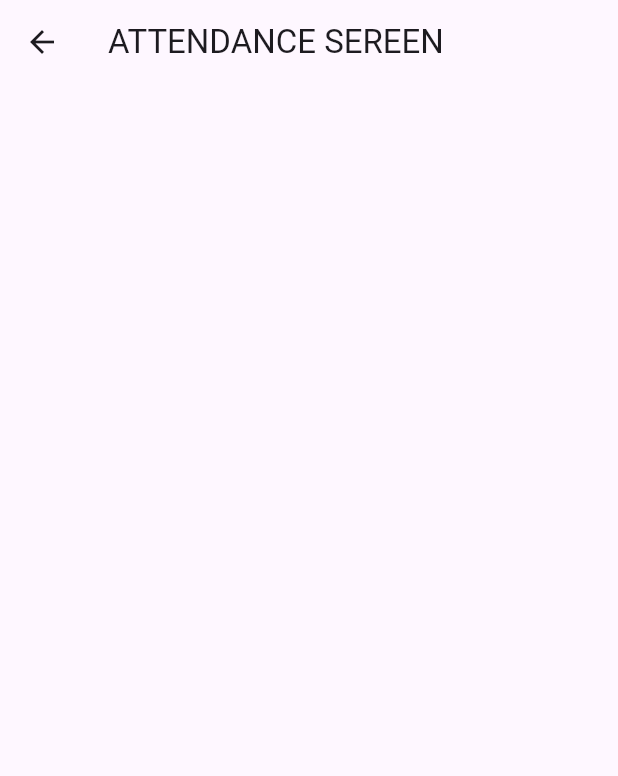
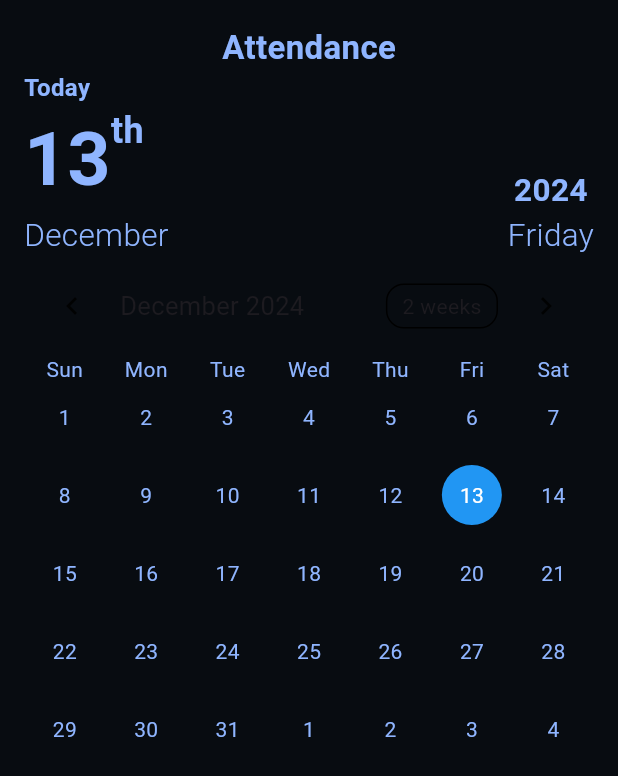
Before and after one commit to Aiinhome-Aivista/HRMS, a Flutter app: the Attandancescreen screen opened directly, on a phone screen of 412 x 824 dp. Shown: the top 776 px of the screen. Run offline on Flutter 3.47's test engine with Material 3 defaults, Android fonts, the phone set to English and light mode, and no system bars; drawn by our look-alikes of table_calendar; our stand-ins replace flutter_svg, geocoding, geolocator.

Commit message:
attendance page

```diff
--- a/lib/utils/Screens/attandanceScreen.dart
+++ b/lib/utils/Screens/attandanceScreen.dart
@@ -1,4 +1,6 @@
 import 'package:flutter/material.dart';
+import 'package:flutter_svg/svg.dart';
+import 'package:hrms/utils/Widget/dateDisplay.dart';
 
 class Attandancescreen extends StatefulWidget {
   const Attandancescreen({super.key});
@@ -8,11 +10,146 @@ class Attandancescreen extends StatefulWidget {
 }
 
 class _AttandancescreenState extends State<Attandancescreen> {
+  double _xOffset = 0;
+  double _yOffset = 0;
+
+  // The distance threshold to consider it as a "swipe"
+  final double _swipeThreshold = 50.0;
+
+  // Lock the swipe direction
+  String? _swipeDirection; // 'horizontal' or 'vertical'
+
+  // Limits for the swipe movement based on icon positions
+  double _leftLimit = 0;
+  double _rightLimit = 0;
+  double _topLimit = 0;
+  double _bottomLimit = 0;
+
+  // Calendar-related variables
+  late DateTime _selectedDay;
+
+  @override
+  void initState() {
+    super.initState();
+    _selectedDay = DateTime.now();
+  }
+
+  // Method to reset position
+  void _resetPosition() {
+    setState(() {
+      _xOffset = 0;
+      _yOffset = 0;
+      _swipeDirection = null;
+    });
+  }
+
+//========================================= UI =======================================
   @override
   Widget build(BuildContext context) {
+    final double screenHeight = MediaQuery.of(context).size.height;
+    final double screenWidth = MediaQuery.of(context).size.width;
+
+    // Icon position offsets and swipe button size
+    final double buttonSize = 80.0;
+
+    // Calculate limits based on icon positions
+    _leftLimit = -(screenWidth * 0.1 +
+        buttonSize / 2); // Left limit based on the left icon
+    _rightLimit = screenWidth * 0.1 +
+        buttonSize / 2; // Right limit based on the right icon
+    _topLimit = -(screenHeight * 0.2 -
+        buttonSize * 1.5); // Top limit based on the up icon
+    _bottomLimit = screenHeight * 0.2 -
+        buttonSize * 1.5; // Bottom limit based on the down icon
+
     return Scaffold(
-      appBar: AppBar(
-        title: Text('ATTENDANCE SEREEN'),
+      backgroundColor: const Color.fromRGBO(8, 12, 17, 1),
+      body: GestureDetector(
+        onPanStart: (details) {
+          _swipeDirection = null; // Reset swipe direction on new swipe
+        },
+        onPanUpdate: (details) {
+          setState(() {
+            if (_swipeDirection == null) {
+              // Decide the swipe direction (horizontal or vertical)
+              if (details.delta.dx.abs() > details.delta.dy.abs()) {
+                _swipeDirection = 'horizontal';
+              } else {
+                _swipeDirection = 'vertical';
+              }
+            }
+
+            // Restrict movement based on the determined swipe direction
+            if (_swipeDirection == 'horizontal') {
+              _xOffset += details.delta.dx;
+              // Restrict the horizontal movement within limits
+              if (_xOffset < _leftLimit) _xOffset = _leftLimit;
+              if (_xOffset > _rightLimit) _xOffset = _rightLimit;
+              _yOffset = 0; // Lock vertical movement
+            } else if (_swipeDirection == 'vertical') {
+              _yOffset += details.delta.dy;
+              // Restrict the vertical movement within limits
+              if (_yOffset < _topLimit) _yOffset = _topLimit;
+              if (_yOffset > _bottomLimit) _yOffset = _bottomLimit;
+              _xOffset = 0; // Lock horizontal movement
+            }
+          });
+        },
+        onPanEnd: (details) {
+          // Detect swipe direction based on the offset
+          if (_xOffset.abs() > _swipeThreshold ||
+              _yOffset.abs() > _swipeThreshold) {
+            if (_xOffset.abs() > _yOffset.abs()) {
+              if (_xOffset > 0) {
+                print('Swiped OFFICE');
+              } else {
+                print('Swiped HOME');
+              }
+            } else {
+              if (_yOffset > 0) {
+                print('Swiped CLIENT');
+              } else {
+                print('Swiped PWC');
+              }
+            }
+          }
+          // Reset position after swipe
+          _resetPosition();
+        },
+        child: Stack(
+          children: [
+            // Upper section with Text and Calendar
+            Positioned(
+              top: 0,
+              left: 0,
+              right: 0,
+              child: Padding(
+                padding: const EdgeInsets.all(16.0),
+                child: Column(
+                  crossAxisAlignment: CrossAxisAlignment.start,
+                  children: [
+                    const Center(
+                      child: Text(
+                        'Attendance',
+                        style: TextStyle(
+                          color: Color.fromRGBO(143, 181, 255, 1),
+                          fontSize: 22,
+                          fontWeight: FontWeight.w700,
+                        ),
+                      ),
+                    ),
+
+                    //For display date
+                    DateDisplay(selectedDay: _selectedDay),
+                    const SizedBox(height: 20),
+                  ],
+                ),
+              ),
+            ),
+
+
+          ],
+        ),
       ),
     );
   }
--- /dev/null
+++ b/lib/utils/Widget/dateDisplay.dart
@@ -0,0 +1,172 @@
+import 'package:flutter/material.dart';
+import 'package:intl/intl.dart';
+import 'package:table_calendar/table_calendar.dart';
+
+class DateDisplay extends StatefulWidget {
+  final DateTime selectedDay;
+
+  // Constructor to accept the selectedDay
+  const DateDisplay({required this.selectedDay, Key? key}) : super(key: key);
+
+  @override
+  State<DateDisplay> createState() => _DateDisplayState();
+}
+
+class _DateDisplayState extends State<DateDisplay> {
+  late DateTime _selectedDay;
+  late DateTime _focusedDay;
+
+  @override
+  void initState() {
+    super.initState();
+    _selectedDay = DateTime.now();
+    _focusedDay = DateTime.now();
+  }
+
+  // Function to get the suffix for the day
+  String getDaySuffix(int day) {
+    if (day >= 11 && day <= 13) {
+      return 'th'; // Special case for 11th, 12th, and 13th
+    }
+    switch (day % 10) {
+      case 1:
+        return 'st';
+      case 2:
+        return 'nd';
+      case 3:
+        return 'rd';
+      default:
+        return 'th';
+    }
+  }
+
+  @override
+  Widget build(BuildContext context) {
+    return Column(
+      children: [
+        Row(
+          mainAxisAlignment: MainAxisAlignment.spaceBetween,
+          crossAxisAlignment: CrossAxisAlignment.end,
+          children: [
+            Column(
+              crossAxisAlignment: CrossAxisAlignment.start,
+              children: [
+                const Text(
+                  'Today',
+                  style: TextStyle(
+                    fontSize: 16,
+                    fontWeight: FontWeight.w700,
+                    color: Color.fromRGBO(143, 181, 255, 1),
+                  ),
+                ),
+                Row(
+                  crossAxisAlignment: CrossAxisAlignment.start,
+                  children: [
+                    Text(
+                      '${widget.selectedDay.day}',
+                      style: const TextStyle(
+                        fontSize: 50,
+                        fontWeight: FontWeight.w700,
+                        color: Color.fromRGBO(143, 181, 255, 1),
+                      ),
+                    ),
+                    Text(
+                      getDaySuffix(widget.selectedDay.day),
+                      style: const TextStyle(
+                        fontSize: 24,
+                        fontWeight: FontWeight.bold,
+                        color: Color.fromRGBO(143, 181, 255, 1),
+                      ),
+                    ),
+                  ],
+                ),
+                Text(
+                  DateFormat('MMMM').format(
+                      widget.selectedDay), // Formats the month as the full name
+                  style: const TextStyle(
+                    fontSize: 21,
+                    fontWeight: FontWeight.w300,
+                    color: Color.fromRGBO(143, 181, 255, 1),
+                  ),
+                )
+              ],
+            ),
+            Column(
+              children: [
+                Text(
+                  '${widget.selectedDay.year}',
+                  style: const TextStyle(
+                    fontSize: 21,
+                    fontWeight: FontWeight.w700,
+                    color: Color.fromRGBO(143, 181, 255, 1),
+                  ),
+                ),
+                Text(
+                  DateFormat('EEEE').format(widget.selectedDay),
+                  style: const TextStyle(
+                    fontSize: 21,
+                    fontWeight: FontWeight.w300,
+                    color: Color.fromRGBO(143, 181, 255, 1),
+                  ),
+                )
+              ],
+            )
+          ],
+        ),
+
+        //For display calendar
+        TableCalendar(
+          focusedDay: _focusedDay,
+          selectedDayPredicate: (day) => isSameDay(_selectedDay, day),
+          onDaySelected: (selectedDay, focusedDay) {
+            setState(() {
+              _selectedDay = selectedDay;
+              _focusedDay = focusedDay;
+            });
+          },
+          firstDay: DateTime.utc(2020, 1, 1), // Start of calendar range
+          lastDay: DateTime.utc(2030, 12, 31), // End of calendar range
+          calendarStyle: const CalendarStyle(
+            todayTextStyle: TextStyle(
+              color: Colors.white, // Color of today's date
+            ),
+            selectedTextStyle: TextStyle(
+              color: Colors.white, // Color of selected day
+            ),
+            selectedDecoration: BoxDecoration(
+              color: Colors.blue, // Background color of selected day
+              shape: BoxShape.circle,
+            ),
+            todayDecoration: BoxDecoration(
+              color: Color.fromRGBO(
+                  143, 181, 255, 1), // Background color for today's date
+              shape: BoxShape.circle,
+            ),
+            defaultTextStyle: TextStyle(
+                color: Color.fromRGBO(143, 181, 255,
+                    1) // Color of all default dates (not selected, not today)
+                ),
+            weekendTextStyle: TextStyle(
+                color: Color.fromRGBO(143, 181, 255,
+                    1) // Color of weekend days (Saturday and Sunday)
+                ),
+            outsideTextStyle: TextStyle(
+                color: Color.fromRGBO(143, 181, 255,
+                    1) // Color of the days outside the current month
+                ),
+          ),
+          daysOfWeekStyle: const DaysOfWeekStyle(
+            weekdayStyle: TextStyle(
+              color: Color.fromRGBO(
+                  143, 181, 255, 1), // Color of weekdays (Mon-Fri)
+            ),
+            weekendStyle: TextStyle(
+                color: Color.fromRGBO(
+                    143, 181, 255, 1) // Color of weekend days (Sat, Sun)
+                ),
+          ),
+        )
+      ],
+    );
+  }
+}
--- a/pubspec.yaml
+++ b/pubspec.yaml
@@ -36,6 +36,7 @@ dependencies:
   geocoding: ^2.1.0
   flutter_svg: ^1.1.5
   intl: ^0.18.0
+  table_calendar: ^3.0.0
 
 dev_dependencies:
   flutter_test:
```
Also changed, not shown: assets/images/client.svg (added), assets/images/home.svg (added), assets/images/office.svg (added), assets/images/pwc.svg (added), assets/images/swip.svg (added), pubspec.lock.
